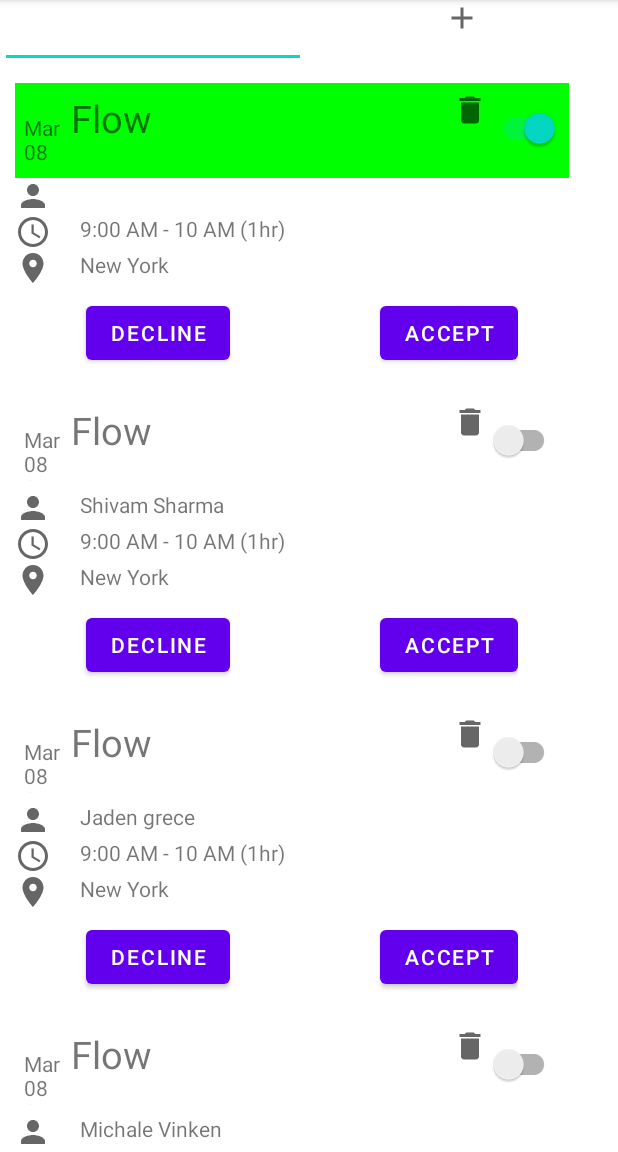
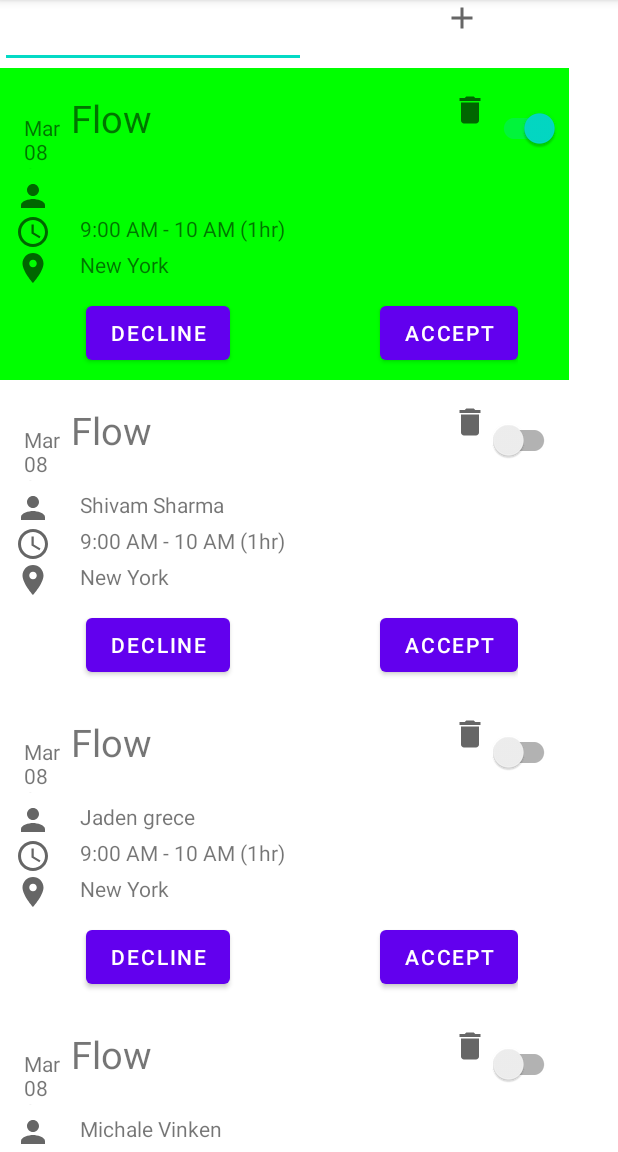
Before and after one commit to Shivamsharma21/RecyclerViewAssignments, an Android app: the screen it shows after launch (MainActivity), after a tap on "ACCEPT", on a phone screen of 412 x 824 dp, the part 84-1236 px from its top. Run offline under Robolectric (Android 15) with nearby library versions, the phone set to English and light mode, and no system bars; 2 other taps on this screen came first.

Commit message:
stable commit

```diff
--- a/app/src/main/java/com/example/recyclerviewassignments/MainActivity.java
+++ b/app/src/main/java/com/example/recyclerviewassignments/MainActivity.java
@@ -1,49 +1,110 @@
 package com.example.recyclerviewassignments;
 
 import androidx.annotation.NonNull;
+import androidx.annotation.Nullable;
 import androidx.appcompat.app.AppCompatActivity;
+import androidx.appcompat.widget.SwitchCompat;
 import androidx.recyclerview.widget.LinearLayoutManager;
 import androidx.recyclerview.widget.RecyclerView;
 
+import android.content.Intent;
+import android.graphics.Color;
 import android.os.Bundle;
 import android.util.Log;
 import android.view.MotionEvent;
 import android.view.View;
+import android.widget.AdapterView;
 import android.widget.EditText;
 import android.widget.ImageView;
+import android.widget.LinearLayout;
 import android.widget.Toast;
 
 import java.util.ArrayList;
 import java.util.HashMap;
 import java.util.List;
 
-public class MainActivity extends AppCompatActivity {
+public class MainActivity extends AppCompatActivity implements ViewAdapter.CallbackInterface{
 
+
+    List<PersonInfo>details = new ArrayList<>();
+    ViewAdapter viewAdapter = new ViewAdapter(MainActivity.this,details);
+
+
+    private static final int MY_REQUEST = 1001;
+    @Override
+    protected void onActivityResult(int requestCode, int resultCode, @Nullable Intent data) {
+
+        super.onActivityResult(requestCode, resultCode, data);
+        switch(resultCode){
+
+            case RESULT_OK:
+
+                // ... Check for some data from the intent
+                if(requestCode == MY_REQUEST){
+                    // .. lets toast again
+                    int position = -1;
+                    if(data != null){
+                        position = data.getIntExtra("Position", 0);
+                    }
+
+                    if(position != -1) {
+                        String getUser = data.getStringExtra("Username");
+
+                        PersonInfo personInfoupdate = new PersonInfo(getUser,"22-22","1212","flow","location","color");
+                            details.remove(position);
+                            details.add(position,personInfoupdate);
+                            viewAdapter.notifyDataSetChanged();
+
+
+
+
+                        Toast.makeText(this, "Handled the result successfully at position " + position, Toast.LENGTH_SHORT).show();
+                    }else{
+                        Toast.makeText(this, "Failed to get data from intent" , Toast.LENGTH_SHORT).show();
+                    }
+                }
+
+                break;
+
+            case RESULT_CANCELED:
+
+                // ... Handle this situation
+                break;
+        }
+
+    }
+
+    public void onHandleSelection(int position, String text) {
+
+        Toast.makeText(this, "Selected item in list "+ position + " with text "+ text, Toast.LENGTH_SHORT).show();
+
+        // ... Start a new Activity here and pass the values
+        Intent secondActivity = new Intent(MainActivity.this, UserUpdation.class);
+        secondActivity.putExtra("Text",text);
+        secondActivity.putExtra("Position", position);
+        Log.d("Yeh You reach","startActivity");
+        startActivityForResult(secondActivity, MY_REQUEST);
+
+    }
+
+    LinearLayout linearLayout;
     EditText newUsername;
     RecyclerView recyclerView;
-    private onClickInterface onclickInterface;
     ImageView addnew_item,delete_item;
-
+    SwitchCompat switchCompat;
     @Override
     protected void onCreate(Bundle savedInstanceState) {
         super.onCreate(savedInstanceState);
         setContentView(R.layout.activity_main);
 
+        switchCompat = findViewById(R.id.switch1);
+        linearLayout = findViewById(R.id.rootlayout);
         newUsername = findViewById(R.id.enternew_usernametv);
             Log.i("ONXX","This is On Create");
         addnew_item = findViewById(R.id.adding_new_item);
         delete_item = findViewById(R.id.delete_new_item);
 
 
-
-        onclickInterface = new onClickInterface() {
-            @Override
-            public void setClick(int abc) {
-                //list.remove(abc);
-                Toast.makeText(MainActivity.this,"Position is"+abc, Toast.LENGTH_LONG).show();
-                //  recyclerView.notifyDataSetChanged();
-            }
-        };
         recyclerView = findViewById(R.id.recyclerview);
         recyclerView.setLayoutManager(new LinearLayoutManager(this));
         recyclerView.setItemAnimator(null);
@@ -51,7 +112,6 @@ public class MainActivity extends AppCompatActivity {
 
         String status ="off";
 
-        List<PersonInfo>details = new ArrayList<>();
 
         PersonInfo personInfo = new PersonInfo("Shivam Sharma","9:00 AM - 10 AM (1hr)","12-01-2021","Flow","New York",status);
 
@@ -81,15 +141,38 @@ public class MainActivity extends AppCompatActivity {
 
 
        // recyclerView.setAdapter(new ViewAdapter(details,onClickInterface));
-    ViewAdapter viewAdapter = new ViewAdapter(details,onclickInterface);
+     viewAdapter = new ViewAdapter(MainActivity.this,details);
+
     recyclerView.setAdapter(viewAdapter);
-        addnew_item.setOnClickListener(new View.OnClickListener() {
+
+
+       viewAdapter.SetOnItemClickListner(new ViewAdapter.OnItemClickListner() {
+           @Override
+           public void OnItemClick(View view, int position) {
+               switchCompat.setOnClickListener(new View.OnClickListener() {
+                   @Override
+                   public void onClick(View v) {
+                       if (switchCompat.isChecked()){
+                           linearLayout.setBackgroundColor(Color.GREEN);
+                       }else{
+                           linearLayout.setBackgroundColor(Color.WHITE);
+                       }
+                   }
+               });
+           }
+       });
+
+
+
+    addnew_item.setOnClickListener(new View.OnClickListener() {
             @Override
             public void onClick(View v) {
 
                 String newuser = newUsername.getText().toString();
 
                 PersonInfo personInfo10 = new PersonInfo(newuser,"9:00 AM - 10 AM (1hr)","12-01-2021","Flow","New York","off");
+
+
                 details.add(0,personInfo10);
 
                 viewAdapter.notifyDataSetChanged();
@@ -99,22 +182,6 @@ public class MainActivity extends AppCompatActivity {
             }
         });
 
-    /*delete_item.setOnClickListener(new View.OnClickListener() {
-        @Override
-        public void onClick(View v) {
+    }
 
-            if (viewAdapter.getItemCount() >0){
-
-            Toast.makeText(MainActivity.this, "User is deleted", Toast.LENGTH_SHORT).show();
-            details.remove(details.size()-1);
-             viewAdapter.notifyItemChanged(details.size());
-
-            }else{
-                Toast.makeText(MainActivity.this, "List Is Empty", Toast.LENGTH_SHORT).show();
-            }
-        }
-    });*/
-
-
-    }
      }
--- a/app/src/main/java/com/example/recyclerviewassignments/ViewAdapter.java
+++ b/app/src/main/java/com/example/recyclerviewassignments/ViewAdapter.java
@@ -1,11 +1,16 @@
 package com.example.recyclerviewassignments;
 
+import android.content.Context;
+import android.content.Intent;
 import android.graphics.Color;
 import android.util.Log;
 import android.view.LayoutInflater;
+import android.view.MotionEvent;
 import android.view.View;
 import android.view.ViewGroup;
+import android.widget.AdapterView;
 import android.widget.Button;
+import android.widget.CompoundButton;
 import android.widget.ImageView;
 import android.widget.LinearLayout;
 import android.widget.TextView;
@@ -16,16 +21,43 @@ import androidx.annotation.NonNull;
 import androidx.appcompat.widget.SwitchCompat;
 import androidx.recyclerview.widget.RecyclerView;
 
+import java.util.ArrayList;
 import java.util.List;
 
 public class ViewAdapter extends RecyclerView.Adapter<ViewAdapter.ViewHolderX> {
 
+
+    public OnItemClickListner onItemClickListner;
+
+    public interface OnItemClickListner {
+
+        void OnItemClick(View view,int position);
+
+    }
+
+    public void SetOnItemClickListner(OnItemClickListner clickListner){
+        onItemClickListner = clickListner;
+    }
+   public Context mcontext;
+
+    CallbackInterface callbackInterface;
     List<PersonInfo>itemList;
-   onClickInterface onClickInterface;
 
-    public ViewAdapter(List<PersonInfo>list,onClickInterface onClickInterface) {
+   public interface CallbackInterface{
+
+        /**
+         * Callback invoked when clicked
+         * @param position - the position
+         * @param text - the text to pass back
+         */
+        void onHandleSelection(int position, String text);
+    }
+
+    public ViewAdapter(Context context,List<PersonInfo>list) {
+
+        mcontext = context;
          itemList =list;
-        this.onClickInterface = onClickInterface;
+        callbackInterface = (CallbackInterface) context;
     }
 
     @NonNull
@@ -34,59 +66,52 @@ public class ViewAdapter extends RecyclerView.Adapter<ViewAdapter.ViewHolderX> {
 
         LayoutInflater layoutInflater = LayoutInflater.from(parent.getContext());
         View view = layoutInflater.inflate(R.layout.listitem,parent,false);
-        return new ViewHolderX(view) ;
+        return new ViewHolderX(view,onItemClickListner) ;
 
     }
 
     @Override
     public void onBindViewHolder(@NonNull ViewHolderX holder, int position) {
+
+        final ViewHolderX viewHolderX = (ViewHolderX)holder;
+
         PersonInfo personInfo = itemList.get(position);
          holder.usernametv.setText(personInfo.getUsername());
          holder.Flowtv.setText(personInfo.getFlow());
          holder.locationtv.setText(personInfo.getLocation());
          holder.timetv.setText(personInfo.getTime());
 
-          String status  = personInfo.getColor();
+        String passname =  holder.usernametv.getText().toString();
 
-        /*   holder.itemView.findViewById(R.id.switch1).setOnClickListener(new View.OnClickListener() {
-                @Override
-                public void onClick(View v) {
-                    if (status =="off"){
-                        holder.itemView.findViewById(R.id.switch1).setOnClickListener(new View.OnClickListener() {
-                            @Override
-                            public void onClick(View v) {
-                                holder.linearLayout.setBackgroundColor(Color.GREEN);
-                            }
-                        });
-                    }else{
-                        holder.itemView.findViewById(R.id.switch1).setOnClickListener(new View.OnClickListener() {
-                            @Override
-                            public void onClick(View v) {
+         String status = personInfo.getColor();
+
+         int pos = position;
+
+             personInfo.setColor(status);
+
+             if (personInfo.getColor()=="off"){
                  holder.linearLayout.setBackgroundColor(Color.WHITE);
              }
-                        });
-                    }
-                    Toast.makeText(v.getContext(), String.valueOf(position), Toast.LENGTH_SHORT).show();
-                }
-            });
-*/
+
 
         holder.delete_item.setOnClickListener(new View.OnClickListener() {
             @Override
             public void onClick(View v) {
                 itemList.remove(position);
-                 //or use this for better perfomance.
-                 notifyItemChanged(position);
+                notifyDataSetChanged();
+            }
+        });
+        holder.usernametv.setOnClickListener(new View.OnClickListener() {
+            @Override
+            public void onClick(View v) {
+
+                callbackInterface.onHandleSelection(position,"This is text");
+                   notifyDataSetChanged();
 
             }
         });
-         holder.Accept_btn.setOnClickListener(new View.OnClickListener() {
-             @Override
-             public void onClick(View v) {
-                 onClickInterface.setClick(position);
 
-             }
-         });
+
    }
 
     @Override
@@ -94,21 +119,27 @@ public class ViewAdapter extends RecyclerView.Adapter<ViewAdapter.ViewHolderX> {
         return itemList.size();
     }
 
-    class ViewHolderX extends RecyclerView.ViewHolder{
+    @Override
+    public int getItemViewType(int position) {
+        return super.getItemViewType(position);
+    }
+
+    static class ViewHolderX extends RecyclerView.ViewHolder{
+
 
         SwitchCompat switchCompat;
         LinearLayout linearLayout;
         TextView datetv,Flowtv,usernametv,timetv,locationtv;
         Button Decline_btn,Accept_btn;
-        ImageView user_img,clock_img,locationimg,delete_item;
+        ImageView user_img,clock_img,locationimg,delete_item,addnew_item;
 
-        public ViewHolderX(@NonNull View itemView) {
+        public ViewHolderX(@NonNull View itemView,OnItemClickListner listner) {
             super(itemView);
 
 
             switchCompat = itemView.findViewById(R.id.switch1);
 
-            linearLayout =itemView.findViewById(R.id.flowlayout);
+            linearLayout =itemView.findViewById(R.id.rootlayout);
             // textview
             datetv = itemView.findViewById(R.id.date_textview);
             Flowtv = itemView.findViewById(R.id.flow_textview);
@@ -128,14 +159,7 @@ public class ViewAdapter extends RecyclerView.Adapter<ViewAdapter.ViewHolderX> {
             clock_img = itemView.findViewById(R.id.imagetime);
             locationimg = itemView.findViewById(R.id.locationimage);
 
-            Accept_btn.setOnClickListener(new View.OnClickListener() {
-                @Override
-                public void onClick(View v) {
-                     int c =getAdapterPosition();
-                    Log.d("This Is Lister block","Yeppp it is");
-                    Log.d("This Is Position",String.valueOf(c));
-                }
-            });
+//            switchCompat.setOnClickListener(this);
 
             switchCompat.setOnClickListener(new View.OnClickListener() {
                 @Override
@@ -147,6 +171,52 @@ public class ViewAdapter extends RecyclerView.Adapter<ViewAdapter.ViewHolderX> {
                     }
                 }
             });
+            Accept_btn.setOnClickListener(new View.OnClickListener() {
+                @Override
+                public void onClick(View v) {
+                     int c =getAdapterPosition();
+                     Toast.makeText(v.getContext(),"Clicked Action button",Toast.LENGTH_SHORT).show();
+                    Log.d("This Is Lister block","Yeppp it is");
+                    Log.d("This Is Position",String.valueOf(c));
+                }
+            });
+
+       /*     itemView.setOnClickListener(new View.OnClickListener() {
+                @Override
+                public void onClick(View v) {
+                    if (listner != null){
+                        int position = getAdapterPosition();
+                        if (position != RecyclerView.NO_POSITION){
+                            listner.OnItemClick(v,position);
                         }
                     }
                 }
+            });*/
+
+        }
+
+      /*  @Override
+        public void onClick(View v) {
+        int position = getAdapterPosition();
+           if (position != 0){
+               switchCompat.setOnClickListener(new View.OnClickListener() {
+                   @Override
+                   public void onClick(View v) {
+                       if (switchCompat.isChecked()){
+                       linearLayout.setBackgroundColor(Color.GREEN);}
+                       else{
+                           linearLayout.setBackgroundColor(Color.WHITE);
+                       }
+                   }
+               });*/
+           }
+        }
+
+
+
+            /*
+           if (switchCompat.isChecked()){
+               linearLayout.setBackgroundColor(Color.GREEN);
+           }else{
+               linearLayout.setBackgroundColor(Color.WHITE);
+           }*/
--- a/app/src/main/java/com/example/recyclerviewassignments/onClickInterface.java
+++ /dev/null
@@ -1,5 +0,0 @@
-package com.example.recyclerviewassignments;
-
-public interface onClickInterface {
-    void setClick(int abc);
-}
--- a/app/src/main/res/layout/listitem.xml
+++ b/app/src/main/res/layout/listitem.xml
@@ -6,7 +6,8 @@
     android:layout_width="wrap_content"
     android:layout_height="wrap_content"
     tools:context=".MainActivity"
-    android:orientation="vertical">
+    android:orientation="vertical"
+    android:id="@+id/rootlayout">
 
 
     <LinearLayout
```
Also changed, not shown: app/src/main/java/com/example/recyclerviewassignments/UserUpdation.java (+37 -5 lines). Lines whose indentation alone changed are shown as unchanged.
